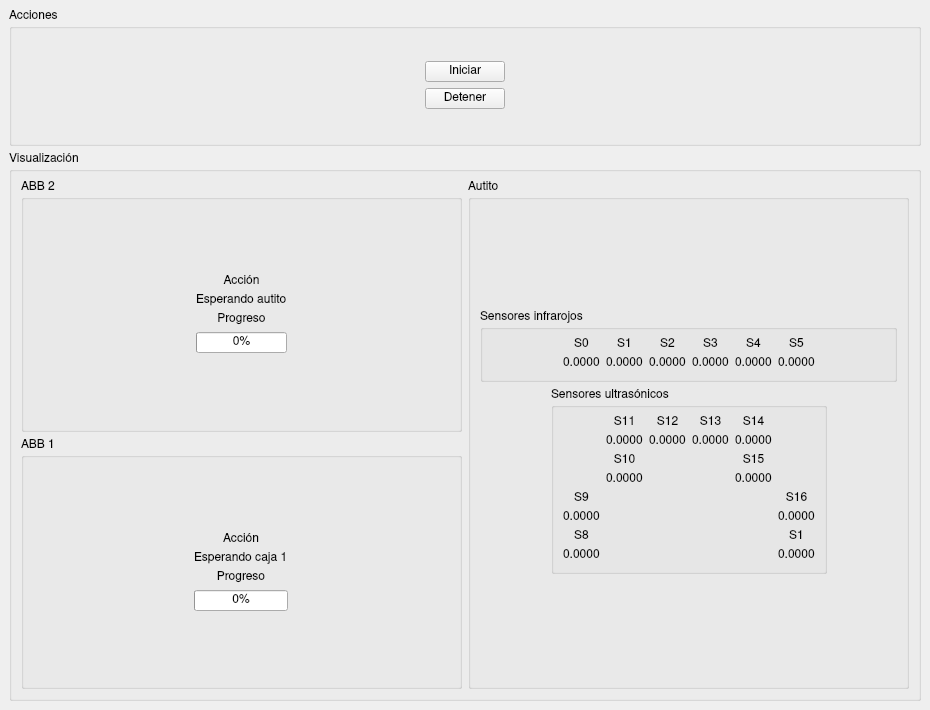
Above: ui_mainwindowtrabajofinal.ui from GabiAndi/UNER_Robotica before the change. Below: the same form after it.
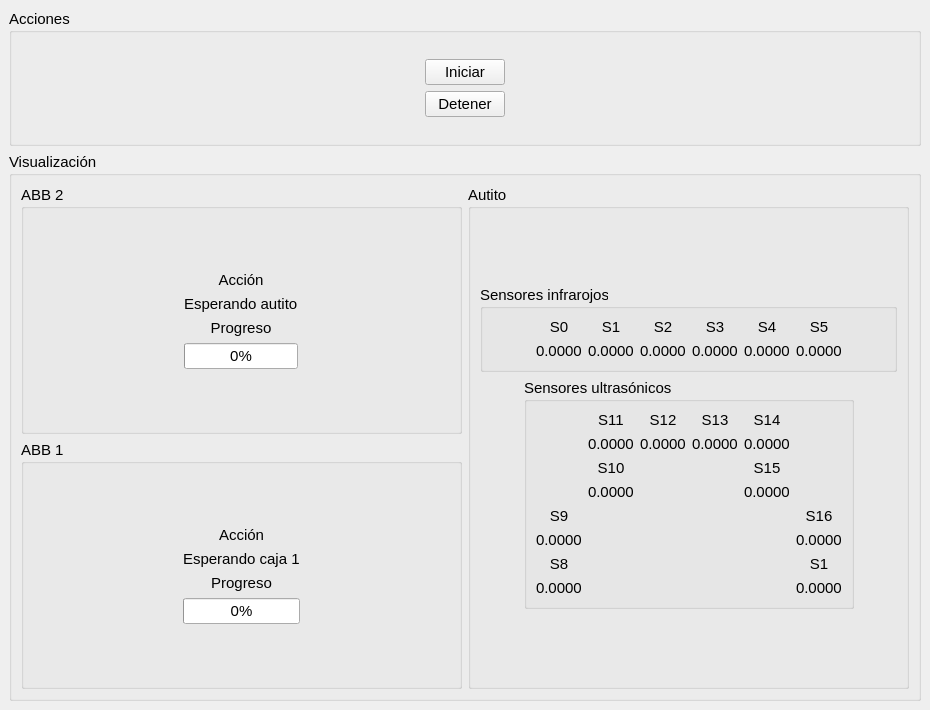
That is the form after the change. Icons and pictures are not drawn.

```diff
--- a/ui_mainwindowtrabajofinal.ui
+++ b/ui_mainwindowtrabajofinal.ui
@@ -18,7 +18,7 @@
   </property>
   <property name="font">
    <font>
-    <family>Nimbus Sans</family>
+    <pointsize>11</pointsize>
    </font>
   </property>
   <property name="windowTitle">
```
